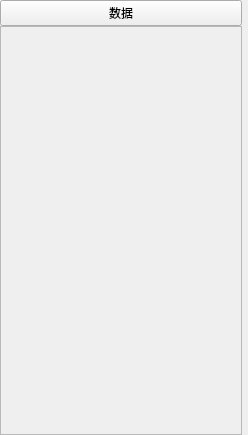
Leroy888/ShaGang, file ShaGang/view/ScrollArea.ui: the form before one commit.
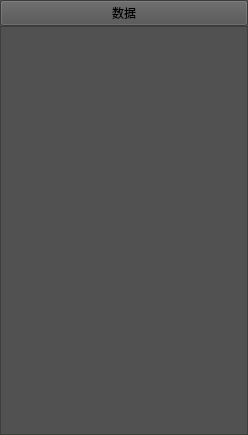
The form after the commit. Icons and pictures are not drawn.

Patch:
```diff
--- a/ShaGang/view/ScrollArea.ui
+++ b/ShaGang/view/ScrollArea.ui
@@ -13,6 +13,9 @@
   <property name="windowTitle">
    <string>Form</string>
   </property>
+  <property name="styleSheet">
+   <string notr="true">background-color: rgb(81, 81, 81);</string>
+  </property>
   <layout class="QGridLayout" name="gridLayout_2">
    <property name="leftMargin">
     <number>0</number>
@@ -21,7 +24,7 @@
     <number>0</number>
    </property>
    <property name="rightMargin">
-    <number>6</number>
+    <number>0</number>
    </property>
    <property name="bottomMargin">
     <number>0</number>
@@ -59,19 +62,22 @@
        <rect>
         <x>0</x>
         <y>0</y>
-        <width>240</width>
+        <width>246</width>
         <height>409</height>
        </rect>
       </property>
+      <property name="styleSheet">
+       <string notr="true">background-color: rgb(81, 81, 81);</string>
+      </property>
       <layout class="QGridLayout" name="gridLayout">
        <property name="leftMargin">
-        <number>0</number>
+        <number>5</number>
        </property>
        <property name="topMargin">
-        <number>0</number>
+        <number>2</number>
        </property>
        <property name="rightMargin">
-        <number>0</number>
+        <number>2</number>
        </property>
        <property name="bottomMargin">
         <number>0</number>
@@ -81,7 +87,13 @@
        </property>
        <item row="0" column="0">
         <layout class="QVBoxLayout" name="verticalLayout">
+         <property name="leftMargin">
+          <number>0</number>
+         </property>
          <property name="topMargin">
+          <number>1</number>
+         </property>
+         <property name="rightMargin">
           <number>2</number>
          </property>
         </layout>
```
Left out of the diff: 2 changed lines with no effect on the pictures.
